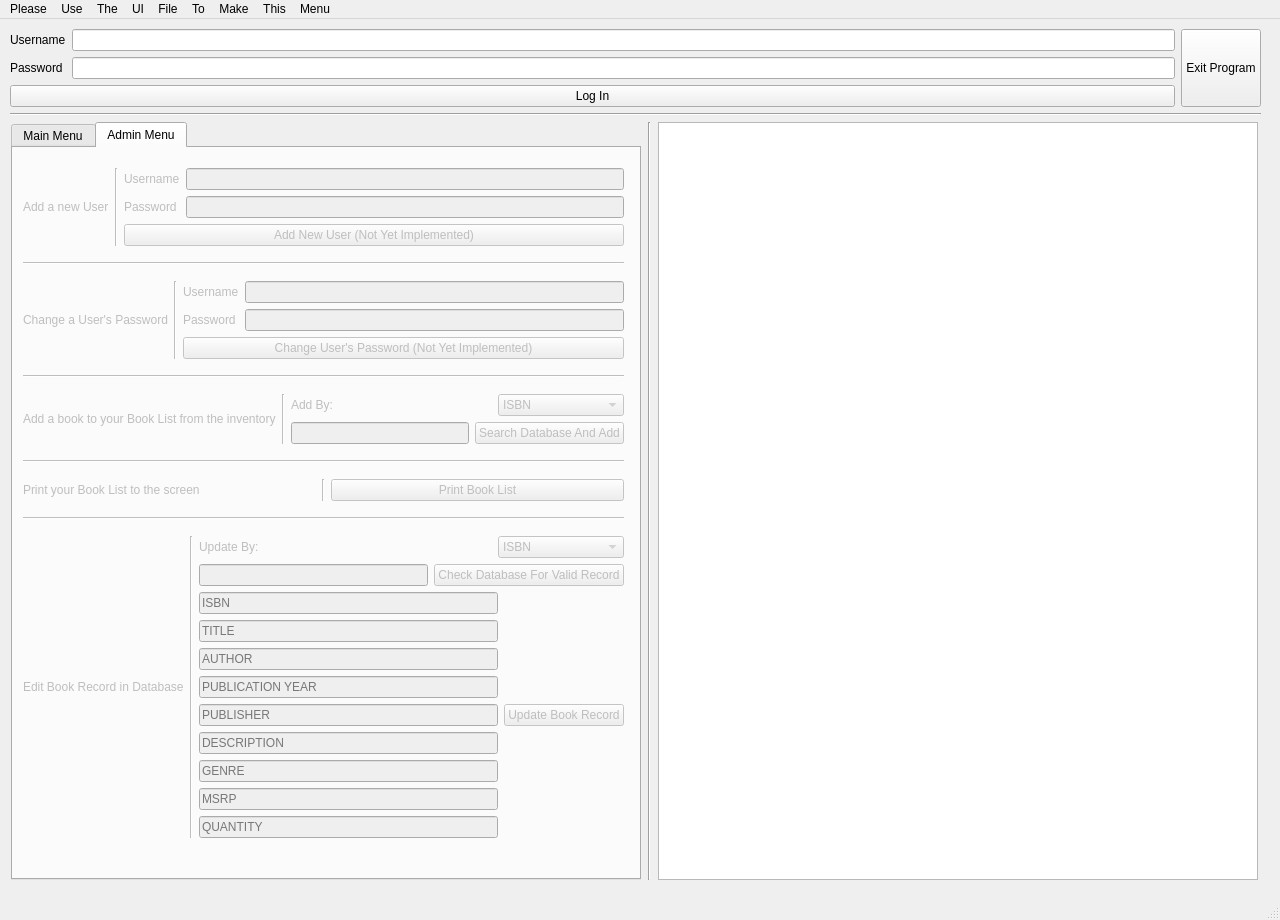
Above: BSI/mainwindow.ui from Awsomeman328/CPP2Group4Assignment2BookstoreInventory before the change. Below: the same form after it.
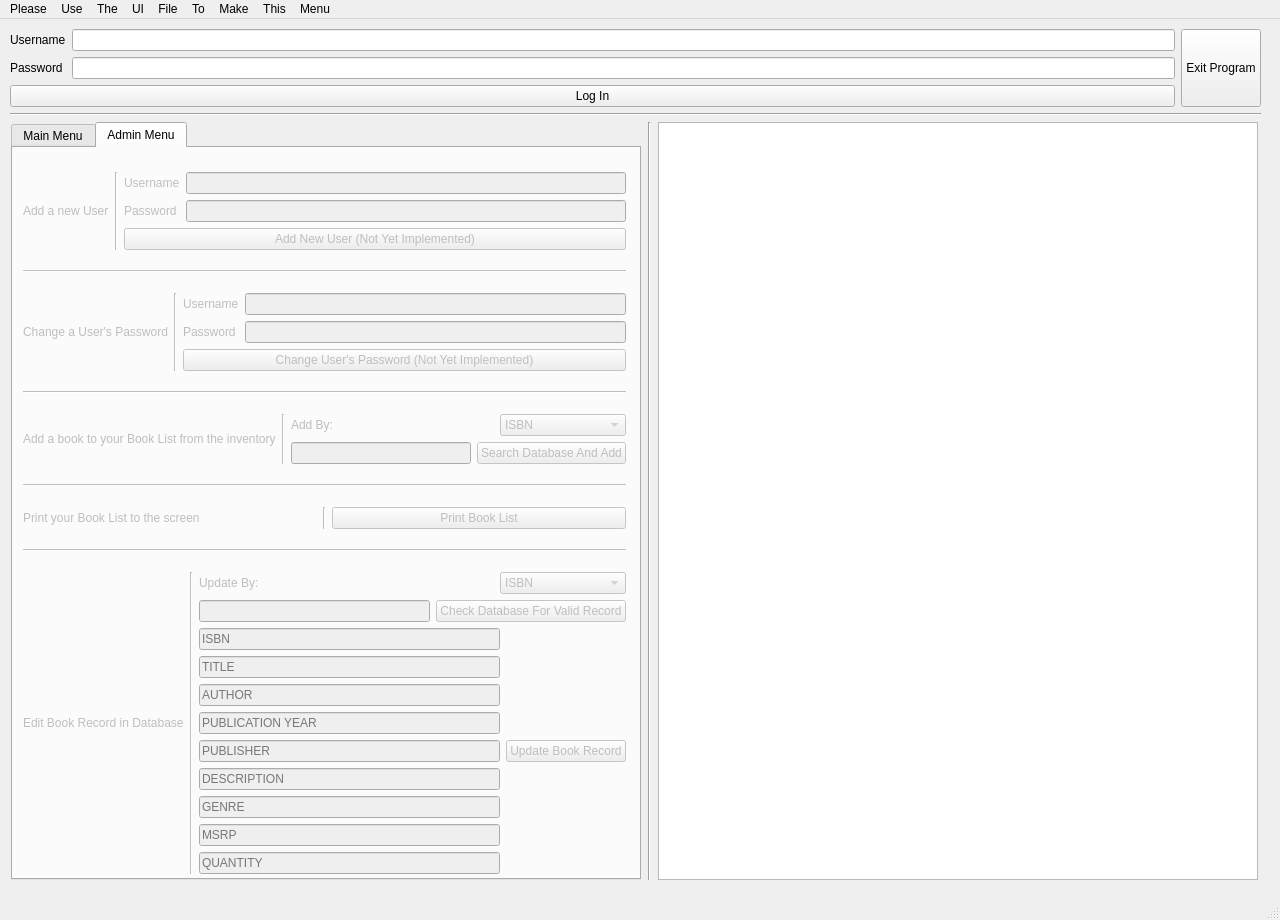
That is the form after the change. The open tabs and pages were chosen to show the change.

The edit to the form file:
```diff
--- a/BSI/mainwindow.ui
+++ b/BSI/mainwindow.ui
@@ -714,8 +714,8 @@
             <rect>
              <x>10</x>
              <y>10</y>
-             <width>601</width>
-             <height>691</height>
+             <width>603</width>
+             <height>735</height>
             </rect>
            </property>
            <layout class="QVBoxLayout" name="verticalLayout_14">
```
Left out of the diff: 8 changed lines with no effect on the pictures.
